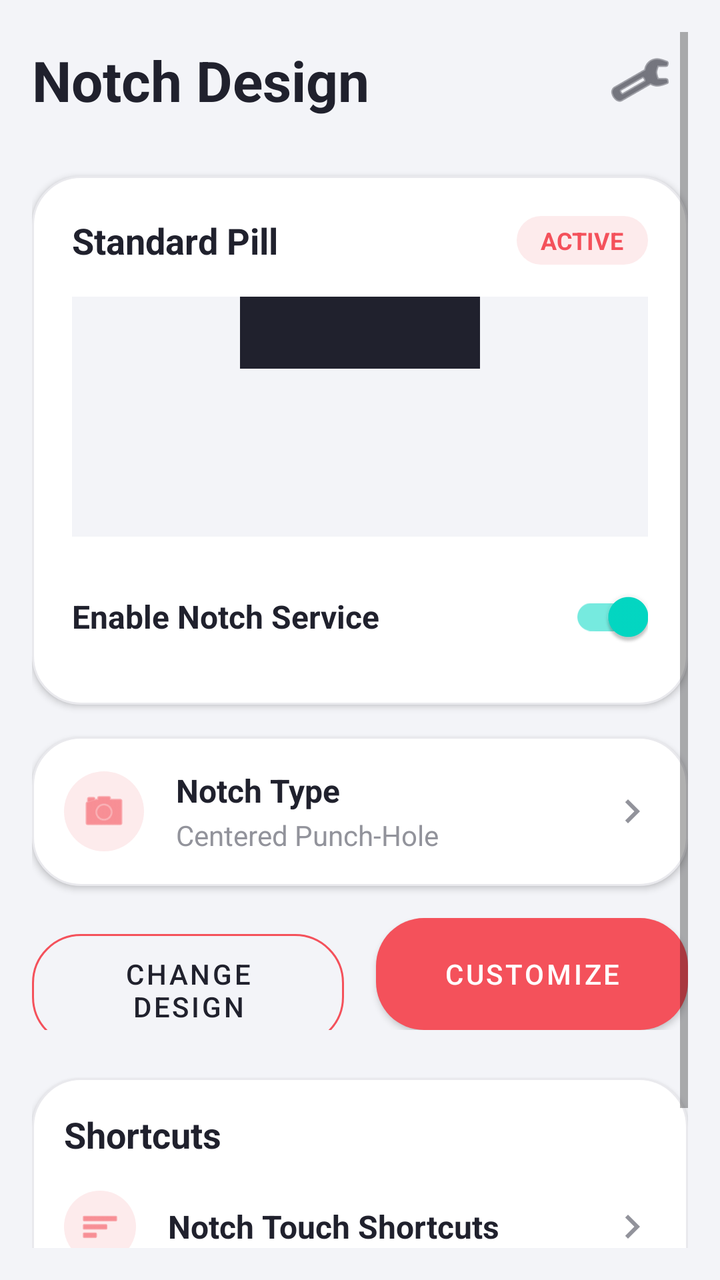
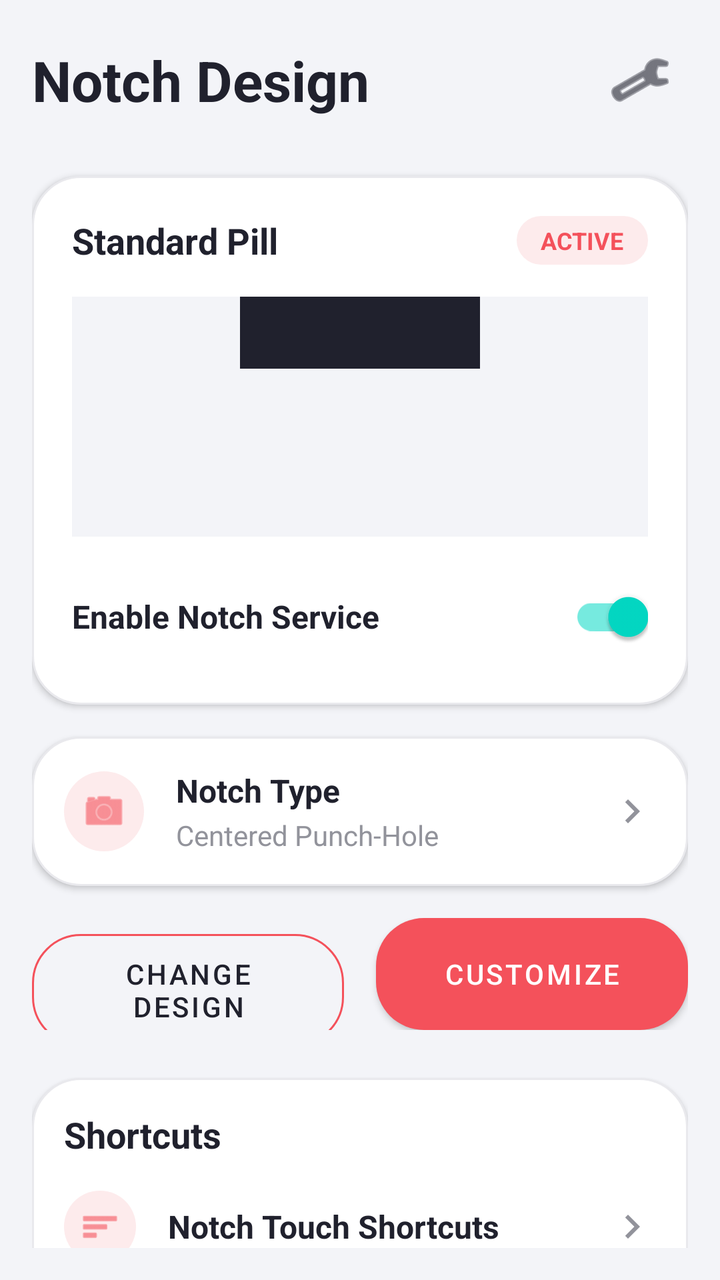

Screens rendered from an Android XML layout before and after an edit, with the pre-edit source and the edit as a unified diff.
<!-- AndroidManifest.xml: application theme Theme.ZZZZNotch -->
<!-- res/layout/fragment_home.xml -->
<?xml version="1.0" encoding="utf-8"?>
<ScrollView xmlns:android="http://schemas.android.com/apk/res/android"
    xmlns:app="http://schemas.android.com/apk/res-auto"
    android:layout_width="match_parent"
    android:layout_height="match_parent"
    android:background="@color/light_cool_grey"
    android:padding="16dp">

    <LinearLayout
        android:layout_width="match_parent"
        android:layout_height="wrap_content"
        android:orientation="vertical">

        
        <RelativeLayout
            android:layout_width="match_parent"
            android:layout_height="wrap_content"
            android:layout_marginBottom="24dp">

            <TextView
                android:layout_width="wrap_content"
                android:layout_height="wrap_content"
                android:text="Notch Design"
                android:textColor="@color/charcoal_primary"
                android:textSize="28sp"
                android:textStyle="bold"
                android:layout_centerVertical="true"/>

            <ImageButton
                android:id="@+id/btn_settings_shortcut"
                android:layout_width="48dp"
                android:layout_height="48dp"
                android:layout_alignParentEnd="true"
                android:layout_centerVertical="true"
                android:background="?attr/selectableItemBackgroundBorderless"
                android:src="@android:drawable/ic_menu_preferences"
                app:tint="@color/charcoal_primary"
                android:contentDescription="Settings"/>
        </RelativeLayout>

        
        <LinearLayout
            android:layout_width="match_parent"
            android:layout_height="wrap_content"
            android:orientation="vertical"
            android:background="@drawable/bg_rounded_card"
            android:elevation="2dp"
            android:padding="20dp"
            android:layout_marginBottom="16dp">

            <RelativeLayout
                android:layout_width="match_parent"
                android:layout_height="wrap_content"
                android:layout_marginBottom="16dp">

                <TextView
                    android:id="@+id/tv_design_name"
                    android:layout_width="wrap_content"
                    android:layout_height="wrap_content"
                    android:text="Standard Pill"
                    android:textColor="@color/charcoal_primary"
                    android:textSize="18sp"
                    android:textStyle="bold"
                    android:layout_centerVertical="true"/>

                <TextView
                    android:id="@+id/tv_status_badge"
                    android:layout_width="wrap_content"
                    android:layout_height="wrap_content"
                    android:layout_alignParentEnd="true"
                    android:layout_centerVertical="true"
                    android:text="ACTIVE"
                    android:textColor="@color/coral_red"
                    android:background="@drawable/bg_rounded_card_coral"
                    android:paddingStart="12dp"
                    android:paddingEnd="12dp"
                    android:paddingTop="4dp"
                    android:paddingBottom="4dp"
                    android:textSize="12sp"
                    android:textStyle="bold"/>
            </RelativeLayout>

            
            <FrameLayout
                android:layout_width="match_parent"
                android:layout_height="120dp"
                android:background="@color/light_cool_grey"
                android:layout_marginBottom="16dp">

                <FrameLayout
                    android:id="@+id/preview_notch_container"
                    android:layout_width="120dp"
                    android:layout_height="36dp"
                    android:layout_gravity="top|center_horizontal"
                    android:background="@color/charcoal_primary">
                    <ImageView
                        android:id="@+id/img_preview_logo"
                        android:layout_width="match_parent"
                        android:layout_height="match_parent"
                        android:scaleType="fitCenter"
                        android:visibility="gone"/>
                </FrameLayout>
            </FrameLayout>

            <com.google.android.material.switchmaterial.SwitchMaterial
                android:id="@+id/switch_master"
                android:layout_width="match_parent"
                android:layout_height="wrap_content"
                android:text="Enable Notch Service"
                android:textColor="@color/charcoal_primary"
                android:textSize="16sp"
                android:textStyle="bold"
                android:checked="true"/>
        </LinearLayout>

        
        <LinearLayout
            android:layout_width="match_parent"
            android:layout_height="wrap_content"
            android:orientation="horizontal"
            android:background="@drawable/bg_rounded_card"
            android:elevation="2dp"
            android:padding="16dp"
            android:gravity="center_vertical"
            android:layout_marginBottom="16dp"
            android:clickable="true"
            android:focusable="true"
            android:foreground="?attr/selectableItemBackground">

            <ImageView
                android:layout_width="40dp"
                android:layout_height="40dp"
                android:src="@android:drawable/ic_menu_camera"
                app:tint="@color/coral_red"
                android:background="@drawable/bg_rounded_card_coral"
                android:padding="8dp"
                android:layout_marginEnd="16dp"/>

            <LinearLayout
                android:layout_width="0dp"
                android:layout_height="wrap_content"
                android:layout_weight="1"
                android:orientation="vertical">

                <TextView
                    android:layout_width="wrap_content"
                    android:layout_height="wrap_content"
                    android:text="Notch Type"
                    android:textColor="@color/charcoal_primary"
                    android:textSize="16sp"
                    android:textStyle="bold"/>

                <TextView
                    android:layout_width="wrap_content"
                    android:layout_height="wrap_content"
                    android:text="Centered Punch-Hole"
                    android:textColor="@color/muted_grey_secondary"
                    android:textSize="14sp"
                    android:layout_marginTop="2dp"/>
            </LinearLayout>

            <ImageView
                android:layout_width="24dp"
                android:layout_height="24dp"
                android:src="@drawable/ic_menu_forward"
                app:tint="@color/muted_grey_secondary"/>
        </LinearLayout>

        
        <LinearLayout
            android:layout_width="match_parent"
            android:layout_height="wrap_content"
            android:orientation="horizontal"
            android:layout_marginBottom="24dp">

            <Button
                android:id="@+id/btn_change_design"
                android:layout_width="0dp"
                android:layout_height="56dp"
                android:layout_weight="1"
                android:text="Change Design"
                android:textColor="@color/charcoal_primary"
                android:background="@drawable/bg_outlined_button"
                android:layout_marginEnd="8dp"
                app:backgroundTint="@null"/>

            <Button
                android:id="@+id/btn_customize"
                android:layout_width="0dp"
                android:layout_height="56dp"
                android:layout_weight="1"
                android:text="Customize"
                android:textColor="@color/white"
                android:background="@drawable/bg_outlined_button_coral"
                android:layout_marginStart="8dp"
                app:backgroundTint="@null"/>
        </LinearLayout>

        
        <LinearLayout
            android:layout_width="match_parent"
            android:layout_height="wrap_content"
            android:orientation="vertical"
            android:background="@drawable/bg_rounded_card"
            android:elevation="2dp"
            android:padding="16dp"
            android:layout_marginBottom="24dp">

            <TextView
                android:layout_width="wrap_content"
                android:layout_height="wrap_content"
                android:text="Shortcuts"
                android:textColor="@color/charcoal_primary"
                android:textSize="18sp"
                android:textStyle="bold"
                android:layout_marginBottom="16dp"/>

            <LinearLayout
                android:id="@+id/row_touch_shortcuts"
                android:layout_width="match_parent"
                android:layout_height="wrap_content"
                android:orientation="horizontal"
                android:gravity="center_vertical"
                android:layout_marginBottom="16dp"
                android:clickable="true"
                android:focusable="true"
                android:background="?attr/selectableItemBackground">

                <ImageView
                    android:layout_width="36dp"
                    android:layout_height="36dp"
                    android:src="@android:drawable/ic_menu_sort_by_size"
                    app:tint="@color/coral_red"
                    android:background="@drawable/bg_rounded_card_coral"
                    android:padding="8dp"
                    android:layout_marginEnd="16dp"/>

                <TextView
                    android:layout_width="0dp"
                    android:layout_height="wrap_content"
                    android:layout_weight="1"
                    android:text="Notch Touch Shortcuts"
                    android:textColor="@color/charcoal_primary"
                    android:textSize="16sp"
                    android:textStyle="bold"/>

                <ImageView
                    android:layout_width="24dp"
                    android:layout_height="24dp"
                    android:src="@drawable/ic_menu_forward"
                    app:tint="@color/muted_grey_secondary"/>
            </LinearLayout>

            <LinearLayout
                android:id="@+id/row_lock_screen_notch"
                android:layout_width="match_parent"
                android:layout_height="wrap_content"
                android:orientation="horizontal"
                android:gravity="center_vertical"
                android:clickable="true"
                android:focusable="true"
                android:background="?attr/selectableItemBackground">

                <ImageView
                    android:layout_width="36dp"
                    android:layout_height="36dp"
                    android:src="@android:drawable/ic_lock_idle_lock"
                    app:tint="@color/coral_red"
                    android:background="@drawable/bg_rounded_card_coral"
                    android:padding="8dp"
                    android:layout_marginEnd="16dp"/>

                <TextView
                    android:layout_width="0dp"
                    android:layout_height="wrap_content"
                    android:layout_weight="1"
                    android:text="Lock Screen Notch"
                    android:textColor="@color/charcoal_primary"
                    android:textSize="16sp"
                    android:textStyle="bold"/>

                <ImageView
                    android:layout_width="24dp"
                    android:layout_height="24dp"
                    android:src="@drawable/ic_menu_forward"
                    app:tint="@color/muted_grey_secondary"/>
            </LinearLayout>
        </LinearLayout>

    </LinearLayout>
</ScrollView>
<!-- resources referenced by this layout -->
<resources>
  <color name="charcoal_primary">#20212D</color>
  <color name="coral_red">#F4515B</color>
  <color name="light_cool_grey">#F3F4F8</color>
  <color name="muted_grey_secondary">#92939B</color>
  <color name="white">#FFFFFFFF</color>
  <!-- drawable bg_outlined_button (drawable) -->
  <?xml version="1.0" encoding="utf-8"?>
  <shape xmlns:android="http://schemas.android.com/apk/res/android"
      android:shape="rectangle">
      <solid android:color="@android:color/transparent" />
      <stroke android:color="@color/primary_coral" android:width="1dp" />
      <corners android:radius="24dp" />
  </shape>
  <!-- drawable bg_outlined_button_coral (drawable) -->
  <?xml version="1.0" encoding="utf-8"?>
  <shape xmlns:android="http://schemas.android.com/apk/res/android"
      android:shape="rectangle">
      <solid android:color="@color/primary_coral" />
      <corners android:radius="24dp" />
  </shape>
  <!-- drawable bg_rounded_card (drawable) -->
  <?xml version="1.0" encoding="utf-8"?>
  <shape xmlns:android="http://schemas.android.com/apk/res/android"
      android:shape="rectangle">
      <solid android:color="@color/card_background" />
      <corners android:radius="24dp" />
      <stroke android:width="1dp" android:color="@color/divider_color" />
  </shape>
  <!-- drawable bg_rounded_card_coral (drawable) -->
  <?xml version="1.0" encoding="utf-8"?>
  <shape xmlns:android="http://schemas.android.com/apk/res/android"
      android:shape="rectangle">
      <solid android:color="@color/pale_coral" />
      <corners android:radius="24dp" />
  </shape>
  <!-- drawable ic_menu_forward (drawable) -->
  <vector xmlns:android="http://schemas.android.com/apk/res/android"
      android:width="24dp"
      android:height="24dp"
      android:viewportWidth="24"
      android:viewportHeight="24">
    <path
        android:pathData="M8.59,16.59L13.17,12 8.59,7.41 10,6l6,6 -6,6z"
        android:fillColor="#8A8D93"/>
  </vector>
  <style name="Theme.ZZZZNotch" parent="Theme.MaterialComponents.Light.NoActionBar">
          <item name="colorPrimary">@color/primary_coral</item>
          <item name="colorPrimaryVariant">@color/primary_coral</item>
          <item name="colorOnPrimary">@color/white</item>
          <item name="colorSecondary">@color/teal_200</item>
          <item name="colorSecondaryVariant">@color/teal_700</item>
          <item name="colorOnSecondary">@color/black</item>
          <item name="android:statusBarColor">@color/app_background</item>
          <item name="android:windowLightStatusBar">true</item>
          <item name="android:navigationBarColor">@color/card_background</item>
          <item name="android:windowLightNavigationBar" tools:targetApi="O">true</item>
      </style>
  <color name="primary_coral">#F4515B</color>
  <color name="card_background">#FFFFFF</color>
  <color name="divider_color">#E9E9ED</color>
  <color name="pale_coral">#FDEBEC</color>
  <color name="teal_200">#FF03DAC5</color>
  <color name="teal_700">#FF018786</color>
  <color name="black">#FF000000</color>
  <color name="app_background">#F3F4F8</color>
</resources>

<!-- the commit's change to res/layout/fragment_home.xml (unified diff, before → after) -->
@@ -1,5 +1,5 @@
 <?xml version="1.0" encoding="utf-8"?>
-<ScrollView xmlns:android="http://schemas.android.com/apk/res/android"
+<androidx.core.widget.NestedScrollView xmlns:android="http://schemas.android.com/apk/res/android"
     xmlns:app="http://schemas.android.com/apk/res-auto"
     android:layout_width="match_parent"
     android:layout_height="match_parent"
@@ -288,4 +288,4 @@
         </LinearLayout>
 
     </LinearLayout>
-</ScrollView>
+</androidx.core.widget.NestedScrollView>
